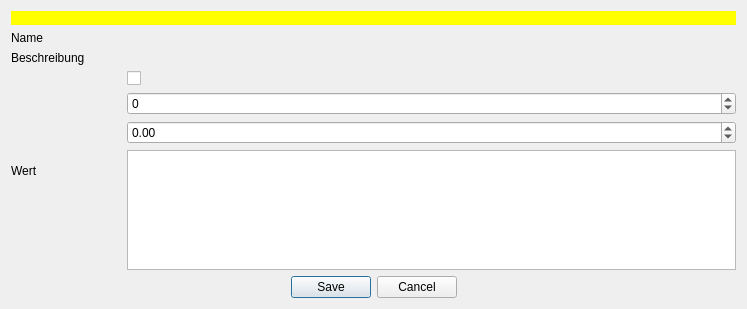
Qt form designer/DatenbankEditEinstellung.ui (Aeolitus/Sephrasto) before a commit.
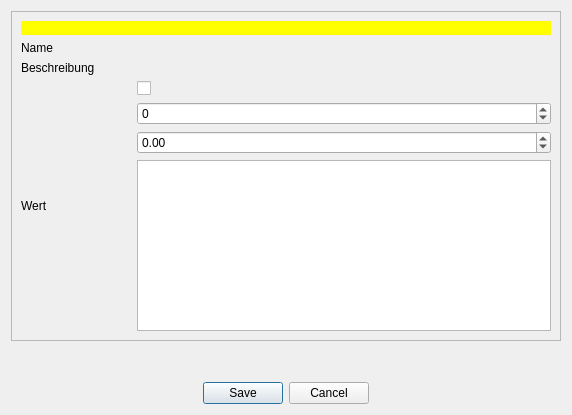
The same form after that commit.

Commit message: All db editors are now placed in scroll areas to allow editing in lower resolutions

Patch:
```diff
--- a/designer/DatenbankEditEinstellung.ui
+++ b/designer/DatenbankEditEinstellung.ui
@@ -9,14 +9,27 @@
    <rect>
     <x>0</x>
     <y>0</y>
-    <width>747</width>
-    <height>309</height>
+    <width>572</width>
+    <height>415</height>
    </rect>
   </property>
   <property name="windowTitle">
    <string>Sephrasto - Einstellung bearbeiten...</string>
   </property>
   <layout class="QGridLayout" name="gridLayout_2">
+   <item row="1" column="0">
+    <spacer name="verticalSpacer">
+     <property name="orientation">
+      <enum>Qt::Vertical</enum>
+     </property>
+     <property name="sizeHint" stdset="0">
+      <size>
+       <width>20</width>
+       <height>40</height>
+      </size>
+     </property>
+    </spacer>
+   </item>
    <item row="2" column="0">
     <widget class="QDialogButtonBox" name="buttonBox">
      <property name="orientation">
@@ -31,52 +44,45 @@
     </widget>
    </item>
    <item row="0" column="0">
+    <widget class="QScrollArea" name="scrollArea">
+     <property name="widgetResizable">
+      <bool>true</bool>
+     </property>
+     <widget class="QWidget" name="scrollAreaWidgetContents">
+      <property name="geometry">
+       <rect>
+        <x>0</x>
+        <y>0</y>
+        <width>552</width>
+        <height>310</height>
+       </rect>
+      </property>
     <layout class="QGridLayout" name="gridLayout">
-     <item row="2" column="1">
-      <widget class="QLabel" name="labelBeschreibung">
-       <property name="text">
-        <string/>
-       </property>
-       <property name="wordWrap">
-        <bool>true</bool>
-       </property>
-      </widget>
-     </item>
-     <item row="1" column="1">
-      <widget class="QLabel" name="labelName">
-       <property name="text">
-        <string/>
-       </property>
-      </widget>
-     </item>
-     <item row="3" column="0">
-      <widget class="QLabel" name="label_4">
-       <property name="minimumSize">
-        <size>
-         <width>110</width>
-         <height>0</height>
-        </size>
-       </property>
-       <property name="text">
-        <string>Wert</string>
-       </property>
-      </widget>
-     </item>
-     <item row="2" column="0">
+       <item row="4" column="1">
       <widget class="QLabel" name="label_2">
        <property name="text">
         <string>Beschreibung</string>
        </property>
       </widget>
      </item>
-     <item row="1" column="0">
-      <widget class="QLabel" name="label">
+       <item row="4" column="2">
+        <widget class="QLabel" name="labelBeschreibung">
        <property name="text">
-        <string>Name</string>
-       </property>
-      </widget>
-     </item>
-     <item row="3" column="1">
+          <string/>
+         </property>
+         <property name="wordWrap">
+          <bool>true</bool>
+         </property>
+        </widget>
+       </item>
+       <item row="3" column="2">
+        <widget class="QLabel" name="labelName">
+         <property name="text">
+          <string/>
+         </property>
+        </widget>
+       </item>
+       <item row="5" column="2">
       <layout class="QVBoxLayout" name="verticalLayout">
        <item>
         <widget class="QCheckBox" name="checkText">
@@ -123,10 +129,30 @@
        </item>
       </layout>
      </item>
-     <item row="0" column="0" colspan="2">
+       <item row="5" column="1">
+        <widget class="QLabel" name="label_4">
+         <property name="minimumSize">
+          <size>
+           <width>110</width>
+           <height>0</height>
+          </size>
+         </property>
+         <property name="text">
+          <string>Wert</string>
+         </property>
+        </widget>
+       </item>
+       <item row="3" column="1">
+        <widget class="QLabel" name="label">
+         <property name="text">
+          <string>Name</string>
+         </property>
+        </widget>
+       </item>
+       <item row="1" column="1" colspan="2">
       <widget class="QLabel" name="warning">
        <property name="visible">
-        <bool>false</bool>
+          <bool>true</bool>
        </property>
        <property name="styleSheet">
         <string notr="true">background-color: rgb(255, 255, 0); color: black;</string>
@@ -140,19 +166,8 @@
       </widget>
      </item>
     </layout>
-   </item>
-   <item row="1" column="0">
-    <spacer name="verticalSpacer">
-     <property name="orientation">
-      <enum>Qt::Vertical</enum>
-     </property>
-     <property name="sizeHint" stdset="0">
-      <size>
-       <width>20</width>
-       <height>40</height>
-      </size>
-     </property>
-    </spacer>
+     </widget>
+    </widget>
    </item>
   </layout>
  </widget>
```
Lines whose indentation alone changed are shown as unchanged. The commit also changes 24 other files.
